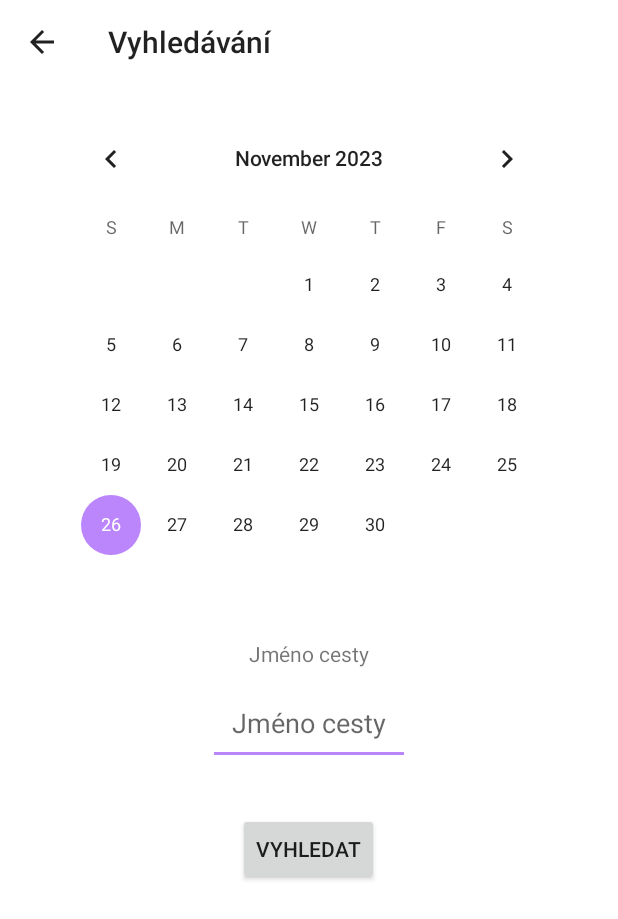
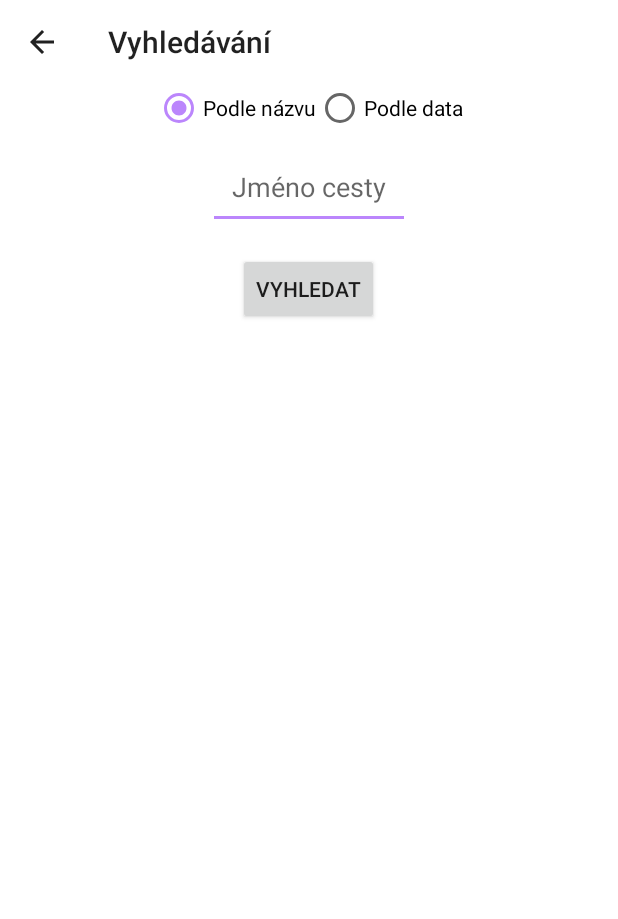
Before and after one commit to ikmujn357/DenikV1, an Android app built with Jetpack Compose: the FindActivity screen opened directly, with no data from a screen before it, on a phone screen of 412 x 824 dp. Shown: the top 919 px of the screen. Run offline under Robolectric (Android 15) with nearby library versions, the phone set to English and light mode, and no system bars; our stand-ins replace Room's generated code.

Commit message:
26.11 Drobné změny, vyhledávání uspořádáno, už to i vyhledá cesty podle datumu nebo jména

```diff
--- a/app/src/main/java/com/example/denikv1/controller/CestaController.kt
+++ b/app/src/main/java/com/example/denikv1/controller/CestaController.kt
@@ -1,6 +1,8 @@
 package com.example.denikv1
 
 import android.content.Context
+import kotlinx.coroutines.Dispatchers
+import kotlinx.coroutines.withContext
 
 
 interface CestaController {
@@ -10,6 +12,7 @@ interface CestaController {
 
     suspend fun getAllCestaForDateRange(startDate: Long, endDate: Long): List<CestaEntity>
     suspend fun getAllCestaForDate(selectedDate: Long): List<CestaEntity>
+    suspend fun getAllCestaByName(roadName: String): List<CestaEntity>
 }
 
 class CestaControllerImpl(
@@ -35,4 +38,7 @@ class CestaControllerImpl(
     override suspend fun getAllCestaForDate(date: Long): List<CestaEntity> {
         return cestaModel.getAllCestaForDate(date)
     }
+    override suspend fun getAllCestaByName(roadName: String): List<CestaEntity> {
+        return cestaModel.getAllCestaByName(roadName)
+    }
 }
--- a/app/src/main/java/com/example/denikv1/model/CestaModel.kt
+++ b/app/src/main/java/com/example/denikv1/model/CestaModel.kt
@@ -37,6 +37,8 @@ interface CestaModel {
 
     suspend fun getAllCestaForDate(selectedDate: Long): List<CestaEntity>
     suspend fun getAllCestaForDateRange(startDate: Long, endDate: Long): List<CestaEntity>
+    suspend fun getCestaById(cestaId: Long): CestaEntity
+    suspend fun getAllCestaByName(roadName: String): List<CestaEntity>
 }
 
 class CestaModelImpl(private val context: Context) : CestaModel {
@@ -126,4 +128,16 @@ class CestaModelImpl(private val context: Context) : CestaModel {
             return@withContext cestaDao.getAllCestaForDateRange(startDate, endDate)
         }
     }
+    override suspend fun getCestaById(cestaId: Long): CestaEntity {
+        return cestaDao.getCestaById(cestaId)
+    }
+
+    // dát do kontorléru :)
+    override suspend fun getAllCestaByName(partialName: String): List<CestaEntity> {
+        return withContext(Dispatchers.IO) {
+            return@withContext cestaDao.getAllCesta().filter { cesta ->
+                cesta.roadName.contains(partialName, ignoreCase = true)
+            }
+        }
+    }
 }
--- a/app/src/main/java/com/example/denikv1/model/cestaDAO.kt
+++ b/app/src/main/java/com/example/denikv1/model/cestaDAO.kt
@@ -23,4 +23,10 @@ interface CestaDao {
 
     @Query("SELECT * FROM CestaEntity WHERE date BETWEEN :startDate AND :endDate")
     suspend fun getAllCestaForDateRange(startDate: Long, endDate: Long): List<CestaEntity>
+
+    @Query("SELECT * FROM CestaEntity WHERE id = :cestaId")
+    suspend fun getCestaById(cestaId: Long): CestaEntity
+
+    @Query("SELECT * FROM CestaEntity WHERE roadName = :roadName")
+    suspend fun getAllCestaByName(roadName: String): List<CestaEntity>
 }
--- a/app/src/main/java/com/example/denikv1/view/FindActivity.kt
+++ b/app/src/main/java/com/example/denikv1/view/FindActivity.kt
@@ -2,28 +2,41 @@ package com.example.denikv1
 
 import android.os.Bundle
 import android.util.Log
+import android.widget.Button
 import android.widget.CalendarView
+import android.widget.EditText
+import android.widget.LinearLayout
+import android.widget.RadioButton
+import android.widget.RadioGroup
 import androidx.appcompat.app.AppCompatActivity
 import androidx.lifecycle.lifecycleScope
 import androidx.recyclerview.widget.LinearLayoutManager
 import androidx.recyclerview.widget.RecyclerView
 import kotlinx.coroutines.launch
 import java.util.Calendar
-import android.widget.EditText
 
 class FindActivity : AppCompatActivity() {
+
+    private lateinit var nameEditText: EditText
+    private lateinit var calendarView: CalendarView
+    private lateinit var recyclerView: RecyclerView
+    private lateinit var layoutByName: LinearLayout
+    private lateinit var layoutByDate: LinearLayout
+    private lateinit var radioGroup: RadioGroup
 
     override fun onCreate(savedInstanceState: Bundle?) {
         super.onCreate(savedInstanceState)
         setContentView(R.layout.vyhledavani)
 
-        val calendarView = findViewById<CalendarView>(R.id.calendarView)
-        val recyclerView = findViewById<RecyclerView>(R.id.recyclerViewVyhledavani)
+        calendarView = findViewById(R.id.calendarView)
+        recyclerView = findViewById(R.id.recyclerViewVyhledavani)
+        nameEditText = findViewById(R.id.nameEditText)
+        layoutByName = findViewById(R.id.layoutByName)
+        layoutByDate = findViewById(R.id.layoutByDate)
+        radioGroup = findViewById(R.id.searchOptions)
 
-        // Nastavení kalendáře na aktuální datum
         calendarView.date = System.currentTimeMillis()
 
-        // Automatické získání aktuálního data
         val currentDate = Calendar.getInstance().apply {
             set(Calendar.HOUR_OF_DAY, 0)
             set(Calendar.MINUTE, 0)
@@ -31,13 +44,25 @@ class FindActivity : AppCompatActivity() {
             set(Calendar.MILLISECOND, 0)
         }.timeInMillis
 
-        // Volání funkce pro načtení cest z databáze pro aktuální datum
         loadAndDisplayCesty(currentDate)
 
-        // Nastavení listeneru pro změnu data v kalendáři
         calendarView.setOnDateChangeListener { _, year, month, dayOfMonth ->
             onDateChanged(year, month, dayOfMonth)
         }
+
+        val findButton: Button = findViewById(R.id.findButton)
+        findButton.setOnClickListener {
+            onFindButtonClick()
+        }
+
+        radioGroup.setOnCheckedChangeListener { _, checkedId ->
+            when (checkedId) {
+                R.id.radioName -> showLayoutByName()
+                R.id.radioDate -> showLayoutByDate()
+            }
+        }
+
+        showLayoutByName()
 
         supportActionBar?.setDisplayHomeAsUpEnabled(true)
         supportActionBar?.elevation = 0f
@@ -49,14 +74,24 @@ class FindActivity : AppCompatActivity() {
             set(Calendar.MILLISECOND, 0)
         }.timeInMillis
 
-        // Nastavení na konec dne
         val selectedDateEnd = Calendar.getInstance().apply {
             set(year, month, dayOfMonth, 23, 59, 59)
             set(Calendar.MILLISECOND, 999)
         }.timeInMillis
 
-        // Volání funkce pro načtení cest z databáze pro vybraný rozsah datumů
         loadAndDisplayCesty(selectedDateStart, selectedDateEnd)
+    }
+
+    private fun onFindButtonClick() {
+        if (isLayoutByNameVisible()) {
+            val searchName = nameEditText.text.toString()
+            if (searchName.isNotBlank()) {
+                loadAndDisplayCesty(searchName)
+            }
+        } else {
+            val selectedDate = calendarView.date
+            loadAndDisplayCesty(selectedDate)
+        }
     }
 
     private fun loadAndDisplayCesty(startDate: Long, endDate: Long = startDate) {
@@ -71,12 +106,35 @@ class FindActivity : AppCompatActivity() {
         }
     }
 
+    private fun loadAndDisplayCesty(searchName: String) {
+        val controller = CestaControllerImpl(CestaModelImpl(this))
+        lifecycleScope.launch {
+            try {
+                val cesty = controller.getAllCestaByName(searchName)
+                updateRecyclerView(cesty)
+            } catch (e: Exception) {
+                Log.e("FindActivity", "Error loading and displaying cesty", e)
+            }
+        }
+    }
+
     private fun updateRecyclerView(cesty: List<CestaEntity>) {
-        val recyclerView = findViewById<RecyclerView>(R.id.recyclerViewVyhledavani)
         recyclerView.layoutManager = LinearLayoutManager(this)
+        recyclerView.adapter = CestaAdapter(cesty) { _ -> }
+    }
 
-        // Předejte výchozí posluchač kliknutí, který nic nedělá
-        recyclerView.adapter = CestaAdapter(cesty) { _ -> }
+    private fun isLayoutByNameVisible(): Boolean {
+        return layoutByName.visibility == LinearLayout.VISIBLE
+    }
+
+    private fun showLayoutByName() {
+        layoutByName.visibility = LinearLayout.VISIBLE
+        layoutByDate.visibility = LinearLayout.GONE
+    }
+
+    private fun showLayoutByDate() {
+        layoutByName.visibility = LinearLayout.GONE
+        layoutByDate.visibility = LinearLayout.VISIBLE
     }
 
     override fun onSupportNavigateUp(): Boolean {
--- a/app/src/main/res/layout/statistika.xml
+++ b/app/src/main/res/layout/statistika.xml
@@ -4,7 +4,7 @@
     xmlns:tools="http://schemas.android.com/tools"
     android:layout_width="match_parent"
     android:layout_height="match_parent"
-    tools:context=".view.ShowStatistics"
+    tools:context="ShowStatistics"
     android:background="@color/white">
 
     <!-- Obsah -->
--- a/app/src/main/res/layout/vyhledavani.xml
+++ b/app/src/main/res/layout/vyhledavani.xml
@@ -1,7 +1,11 @@
 <?xml version="1.0" encoding="utf-8"?>
-<ScrollView xmlns:android="http://schemas.android.com/apk/res/android"
+<ScrollView
+    xmlns:android="http://schemas.android.com/apk/res/android"
+    xmlns:app="http://schemas.android.com/apk/res-auto"
+    xmlns:tools="http://schemas.android.com/tools"
     android:layout_width="match_parent"
     android:layout_height="match_parent"
+    tools:context="ShowStatistics"
     android:background="@color/white">
 
     <RelativeLayout
@@ -9,51 +13,89 @@
         android:layout_height="wrap_content">
 
         <LinearLayout
+            android:id="@+id/linarLayout"
             android:layout_width="match_parent"
-            android:layout_height="match_parent"
-            android:orientation="vertical">
+            android:layout_height="wrap_content"
+            android:orientation="vertical"
+            android:gravity="center">
 
-            <CalendarView
-                android:id="@+id/calendarView"
+            <RadioGroup
+                android:id="@+id/searchOptions"
                 android:layout_width="wrap_content"
                 android:layout_height="wrap_content"
-                android:layout_gravity="center"
-                android:layout_marginTop="16dp" />
+                android:orientation="horizontal">
 
-            <TextView
-                android:id="@+id/nameText"
-                android:layout_width="wrap_content"
-                android:layout_height="wrap_content"
-                android:layout_gravity="center"
-                android:layout_marginTop="16dp"
-                android:text="Jméno cesty" />
+                <RadioButton
+                    android:id="@+id/radioName"
+                    android:layout_width="wrap_content"
+                    android:layout_height="wrap_content"
+                    android:checked="true"
+                    android:text="Podle názvu" />
 
-            <EditText
-                android:id="@+id/nameEditText"
-                android:layout_width="wrap_content"
-                android:layout_height="wrap_content"
-                android:inputType="textMultiLine"
-                android:layout_gravity="center"
-                android:hint="Jméno cesty"
-                android:layout_centerHorizontal="true"
-                android:layout_marginTop="8dp"
-                android:padding="16dp" />
+                <RadioButton
+                    android:id="@+id/radioDate"
+                    android:layout_width="wrap_content"
+                    android:layout_height="wrap_content"
+                    android:text="Podle data" />
+            </RadioGroup>
 
-            <Button
-                android:id="@+id/saveButton"
-                android:layout_width="wrap_content"
-                android:layout_height="wrap_content"
-                android:layout_gravity="center"
-                android:text="Vyhledat"
-                android:layout_centerHorizontal="true"
-                android:layout_marginTop="32dp" />
-
-            <androidx.recyclerview.widget.RecyclerView
-                android:id="@+id/recyclerViewVyhledavani"
+            <LinearLayout
+                android:id="@+id/layoutByName"
                 android:layout_width="match_parent"
                 android:layout_height="wrap_content"
-                android:layout_below="@id/topPanel" />
+                android:orientation="vertical"
+                android:visibility="visible">
 
+                <!-- Tady můžete mít všechny položky pro vyhledávání podle názvu -->
+
+                <EditText
+                    android:id="@+id/nameEditText"
+                    android:layout_width="wrap_content"
+                    android:layout_height="wrap_content"
+                    android:layout_gravity="center"
+                    android:layout_marginTop="8dp"
+                    android:hint="Jméno cesty"
+                    android:inputType="textMultiLine"
+                    android:padding="16dp" />
+
+                <Button
+                    android:id="@+id/findButton"
+                    android:layout_width="wrap_content"
+                    android:layout_height="wrap_content"
+                    android:layout_gravity="center"
+                    android:layout_marginTop="16dp"
+                    android:text="Vyhledat" />
+
+            </LinearLayout>
+
+            <LinearLayout
+                android:id="@+id/layoutByDate"
+                android:layout_width="match_parent"
+                android:layout_height="wrap_content"
+                android:orientation="vertical"
+                android:visibility="gone">
+
+                <!-- Tady můžete mít všechny položky pro vyhledávání podle data -->
+
+                <CalendarView
+                    android:id="@+id/calendarView"
+                    android:layout_width="wrap_content"
+                    android:layout_height="wrap_content"
+                    android:layout_gravity="center"
+                    android:layout_marginTop="16dp" />
+
+            </LinearLayout>
         </LinearLayout>
+
+        <!-- Layout pro vyhledávání podle názvu -->
+
+        <!-- Layout pro vyhledávání podle data -->
+
+        <androidx.recyclerview.widget.RecyclerView
+            android:id="@+id/recyclerViewVyhledavani"
+            android:layout_width="match_parent"
+            android:layout_height="wrap_content"
+            android:layout_below="@id/linarLayout" />
     </RelativeLayout>
+
 </ScrollView>
```
Also changed, not shown: app/src/main/java/com/example/denikv1/view/AddActivity.kt (+45 -5 lines).
